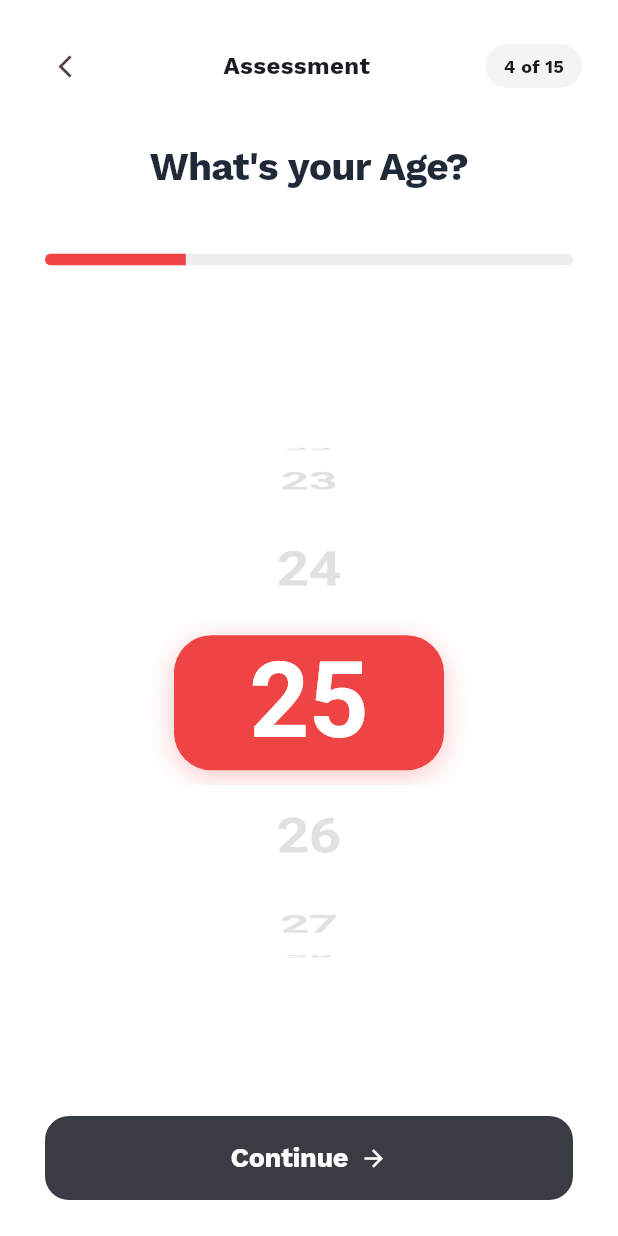
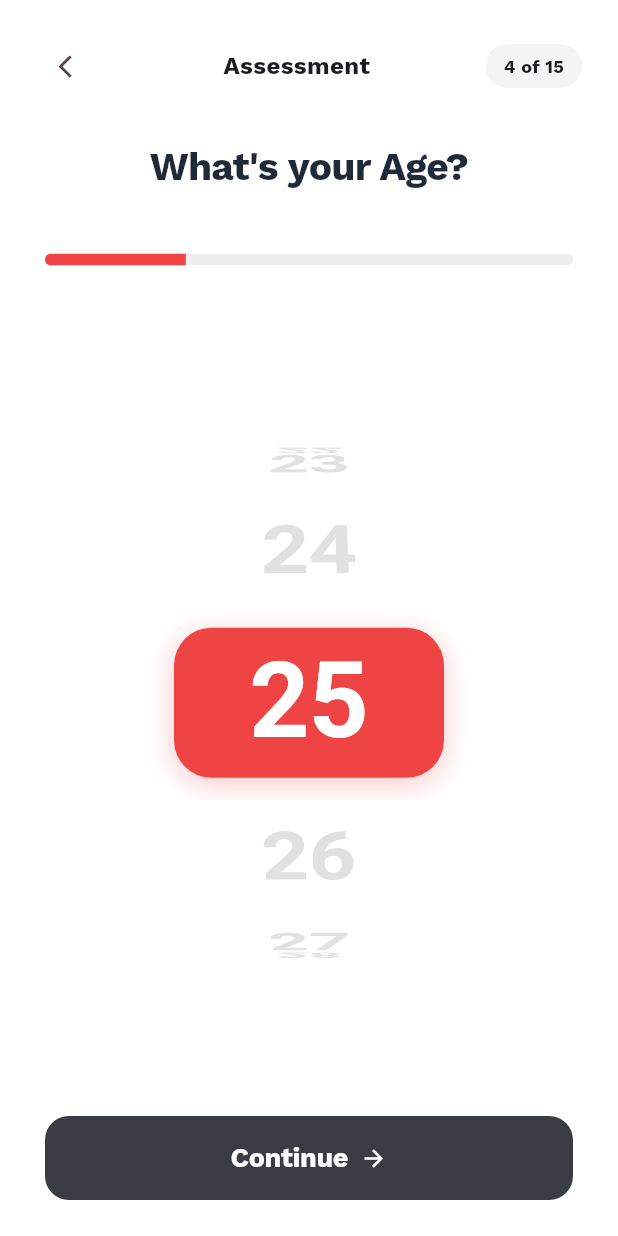
Before and after one commit to danindu2002/nutrisync, a Flutter app: the OnboardingScreen screen opened directly, swiped to page 4, on a phone screen of 412 x 824 dp. Run offline on Flutter 3.47's test engine with Material 3 defaults, Android fonts, the phone set to English and light mode, and no system bars; our stand-ins replace fl_chart, google_fonts, image_picker, shared_preferences; accounts and stored records are empty.

Commit message:
Age screen updated

```diff
--- a/nutrisync_protal/lib/screens/onboarding_screen.dart
+++ b/nutrisync_protal/lib/screens/onboarding_screen.dart
@@ -358,7 +358,7 @@ class _OnboardingScreenState extends State<OnboardingScreen> {
           initialItem: initialIndex,
         ),
         // Reduced from 160 to 110 for better mobile fit
-        itemExtent: 110,
+        itemExtent: 130,
         diameterRatio: 1.1, // Adjusted for a smoother curve at smaller scale
         onSelectedItemChanged: (idx) {
           _hapticLight();
@@ -374,7 +374,7 @@ class _OnboardingScreenState extends State<OnboardingScreen> {
                 ? Container(
               // Scaled width/height to fit mobile screens (e.g., iPhone SE)
               width: 180,
-              height: 90,
+              height: 100,
               decoration: BoxDecoration(
                 color: AppColors.primary,
                 borderRadius: BorderRadius.circular(25),
@@ -403,7 +403,7 @@ class _OnboardingScreenState extends State<OnboardingScreen> {
               "$val",
               style: TextStyle(
                 // Reduced from 65 to 40
-                fontSize: 40,
+                fontSize: 60,
                 fontWeight: FontWeight.bold,
                 color: Colors.grey.shade400,
               ),
```
